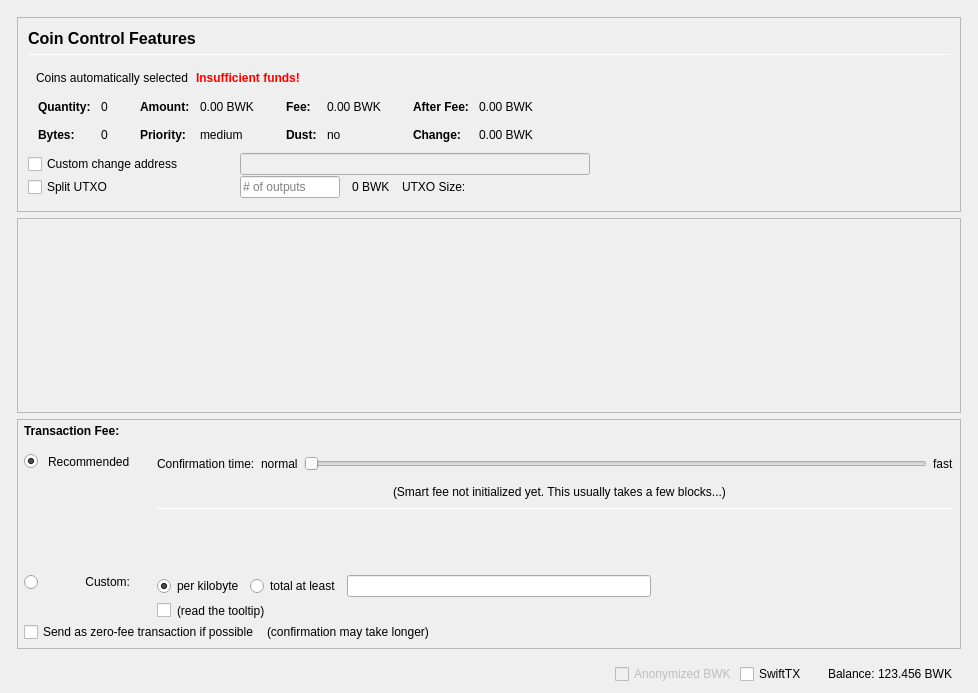
This is src/qt/forms/sendcoinsdialog.ui in cryptocrowd-city/xcrc-wallet as Qt 5 draws it before an edit. The edited form follows.
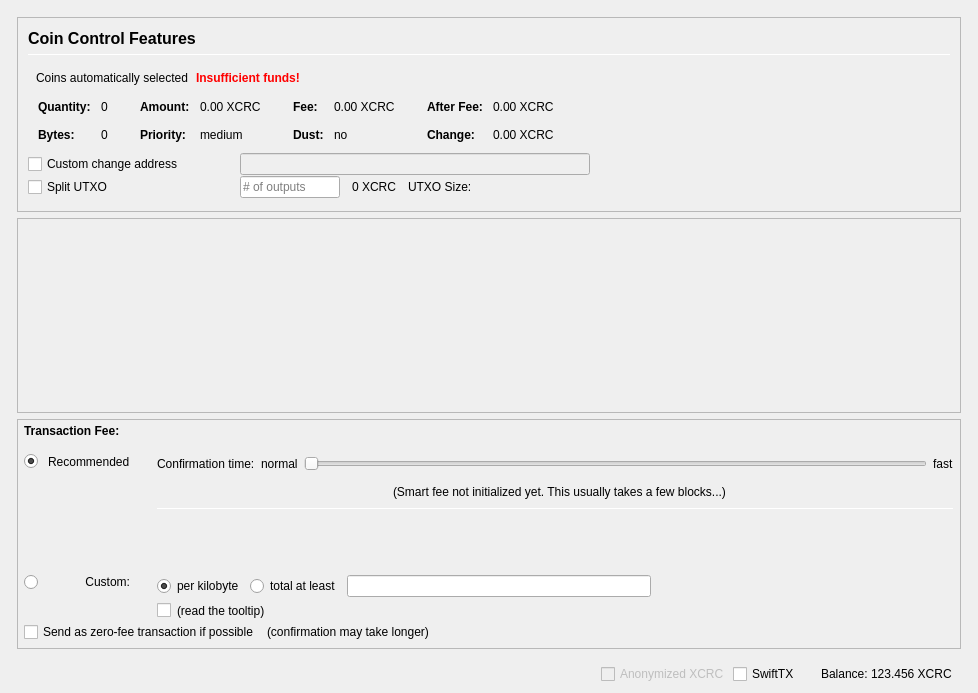
This is the edited form. Icons and pictures are not drawn. Custom widgets are drawn as their Qt base class.

Diff of the .ui file:
```diff
--- a/src/qt/forms/sendcoinsdialog.ui
+++ b/src/qt/forms/sendcoinsdialog.ui
@@ -417,7 +417,7 @@
                         <enum>Qt::ActionsContextMenu</enum>
                        </property>
                        <property name="text">
-                        <string notr="true">0.00 BWK</string>
+                        <string notr="true">0.00 XCRC</string>
                        </property>
                        <property name="textInteractionFlags">
                         <set>Qt::LinksAccessibleByMouse|Qt::TextSelectableByKeyboard|Qt::TextSelectableByMouse</set>
@@ -497,7 +497,7 @@
                         <enum>Qt::ActionsContextMenu</enum>
                        </property>
                        <property name="text">
-                        <string notr="true">0.00 BWK</string>
+                        <string notr="true">0.00 XCRC</string>
                        </property>
                        <property name="textInteractionFlags">
                         <set>Qt::LinksAccessibleByMouse|Qt::TextSelectableByKeyboard|Qt::TextSelectableByMouse</set>
@@ -577,7 +577,7 @@
                         <enum>Qt::ActionsContextMenu</enum>
                        </property>
                        <property name="text">
-                        <string notr="true">0.00 BWK</string>
+                        <string notr="true">0.00 XCRC</string>
                        </property>
                        <property name="textInteractionFlags">
                         <set>Qt::LinksAccessibleByMouse|Qt::TextSelectableByKeyboard|Qt::TextSelectableByMouse</set>
@@ -606,7 +606,7 @@
                         <enum>Qt::ActionsContextMenu</enum>
                        </property>
                        <property name="text">
-                        <string notr="true">0.00 BWK</string>
+                        <string notr="true">0.00 XCRC</string>
                        </property>
                        <property name="textInteractionFlags">
                         <set>Qt::LinksAccessibleByMouse|Qt::TextSelectableByKeyboard|Qt::TextSelectableByMouse</set>
@@ -766,7 +766,7 @@
                 <item>
                  <widget class="QLabel" name="labelBlockSize">
                   <property name="text">
-                   <string>0 BWK</string>
+                   <string>0 XCRC</string>
                   </property>
                  </widget>
                 </item>
@@ -1610,7 +1610,7 @@
                 <bool>false</bool>
                </property>
                <property name="text">
-                <string>Anonymized BWK</string>
+                <string>Anonymized XCRC</string>
                </property>
               </widget>
              </item>
@@ -1649,7 +1649,7 @@
                 <cursorShape>IBeamCursor</cursorShape>
                </property>
                <property name="text">
-                <string notr="true">123.456 BWK</string>
+                <string notr="true">123.456 XCRC</string>
                </property>
                <property name="textInteractionFlags">
                 <set>Qt::LinksAccessibleByMouse|Qt::TextSelectableByKeyboard|Qt::TextSelectableByMouse</set>
```
